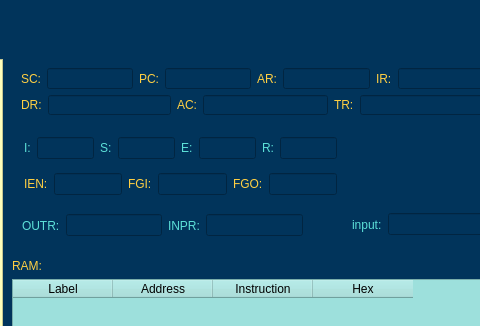
First picture: the form in mano_simulator/mainwindow.ui, repository Fatemeh-Soleimani/Mano-Simulator, before the edit; both pictures show x 248 to 728 and y 0 to 326 of the 1013 by 693 pixel window.
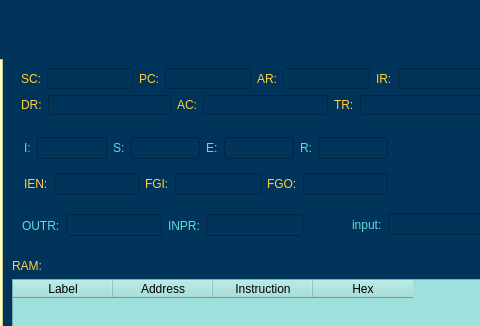
Second picture: the form after the edit. Icons and pictures are not drawn.

```diff
--- a/mano_simulator/mainwindow.ui
+++ b/mano_simulator/mainwindow.ui
@@ -287,7 +287,7 @@
      <rect>
       <x>272</x>
       <y>110</y>
-      <width>313</width>
+      <width>364</width>
       <height>75</height>
      </rect>
     </property>
```
Left out of the diff: 4 changed lines with no effect on the pictures.
